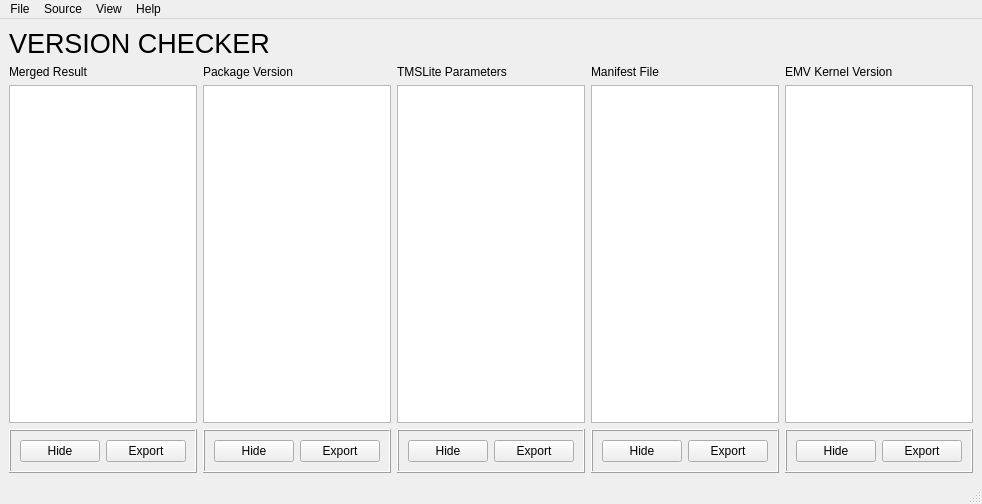
This is gui/main.ui in jonngo/opt_version_checker as Qt 5 draws it before an edit. The edited form follows.
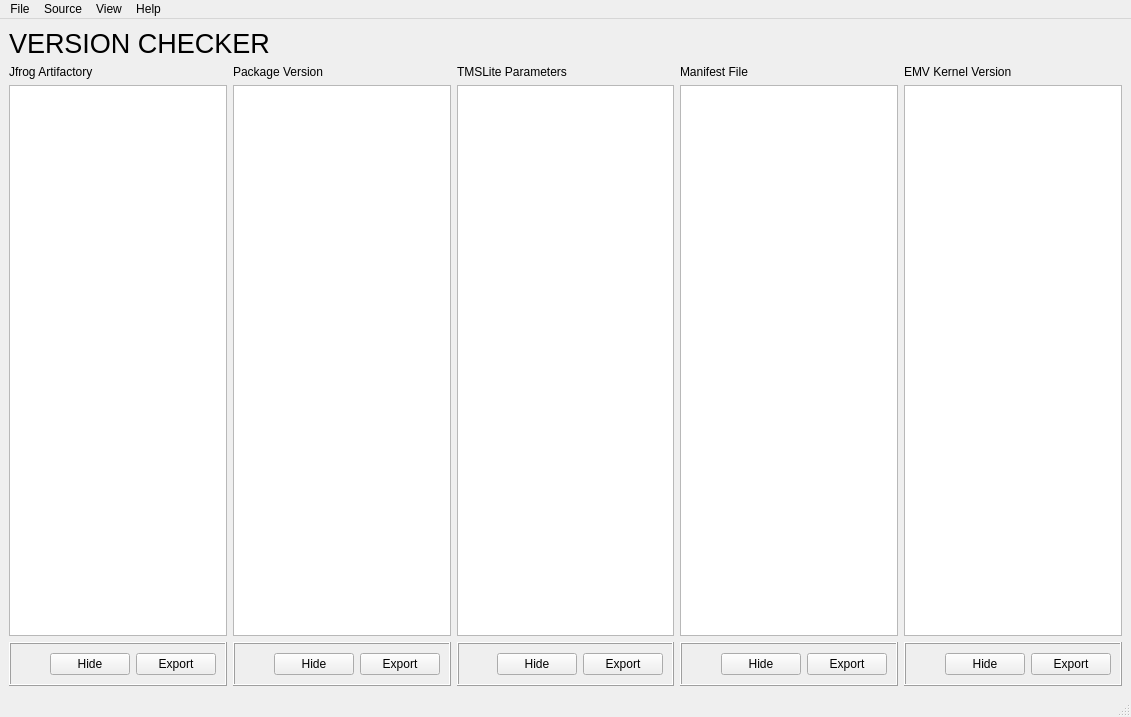
This is the edited form. Icons and pictures are not drawn.

Commit message: UI changes to accomodate jfrog artifactory

Patch:
```diff
--- a/gui/main.ui
+++ b/gui/main.ui
@@ -6,8 +6,8 @@
    <rect>
     <x>0</x>
     <y>0</y>
-    <width>974</width>
-    <height>504</height>
+    <width>1131</width>
+    <height>717</height>
    </rect>
   </property>
   <property name="windowTitle">
@@ -38,7 +38,7 @@
         <item>
          <widget class="QLabel" name="merge_result_label">
           <property name="text">
-           <string>Merged Result</string>
+           <string>Jfrog Artifactory</string>
           </property>
          </widget>
         </item>
@@ -307,7 +307,7 @@
     <rect>
      <x>0</x>
      <y>0</y>
-     <width>974</width>
+     <width>1131</width>
      <height>21</height>
     </rect>
    </property>
```
Left out of the diff: 18 changed lines with no effect on the pictures. The commit also changes 3 other files.
